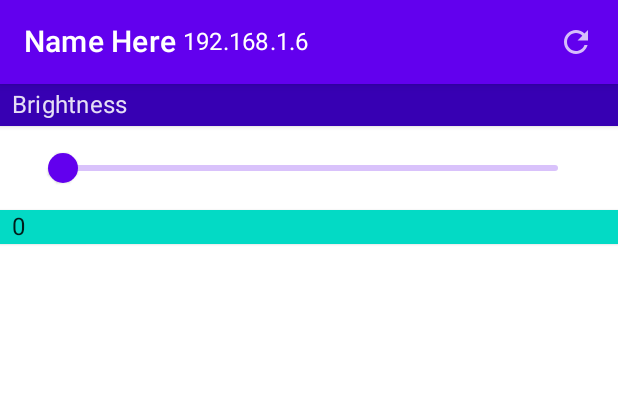
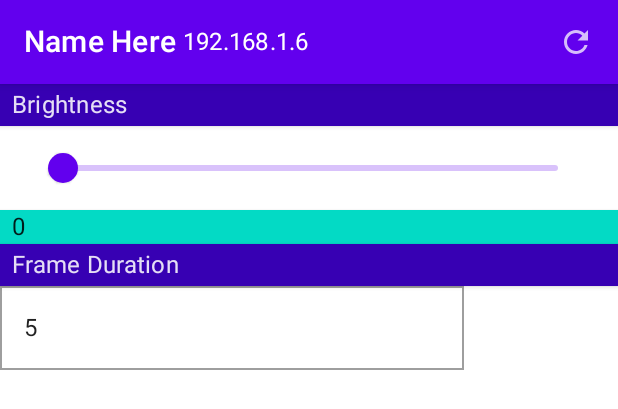
Before and after one commit to Kneelawk/LEDController1-Android, an Android app built with Jetpack Compose: the @Preview function DefaultPreview, on a phone screen of 412 x 824 dp. Shown: the top 409 px of the screen. Run offline under Robolectric (Android 15) with nearby library versions, the phone set to English and light mode, and no system bars; missing, so only their content is drawn: CompositionLocalProvider, ProvideTextStyle; network calls fail; 3 statements that could not run were skipped.

Commit message:
Add Frame Duration control

```diff
--- a/app/src/main/kotlin/com/kneelawk/ledcontroller1/ESPLEDSActivity.kt
+++ b/app/src/main/kotlin/com/kneelawk/ledcontroller1/ESPLEDSActivity.kt
@@ -20,6 +20,8 @@ import kotlinx.coroutines.launch
 import java.time.Instant
 
 const val ESPLEDS_MESSAGE = "com.kneelawk.ledcontroller1.ESPLEDS_MESSAGE"
+
+private const val ESPLEDSA_TAG = "ESPLEDSActivity"
 
 class ESPLEDSActivity : ComponentActivity() {
     override fun onCreate(savedInstanceState: Bundle?) {
@@ -56,10 +58,17 @@ fun ESPControlView(esp: ESPLEDS) {
         Conflator<Int>(scope, Dispatchers.IO) {
             val res = esp.putBrightness(it)
             if (res.isFailure) {
-                Log.w(
-                    "ESPLEDSActivity",
-                    "Error setting brightness: ${res.exceptionOrNull()}"
-                )
+                Log.w(ESPLEDSA_TAG, "Error setting brightness: ${res.exceptionOrNull()}")
+            }
+        }
+    }
+
+    var frameDuration by remember { mutableStateOf(5) }
+    val frameDurationConflator = remember {
+        Conflator<Int>(scope, Dispatchers.IO) {
+            val res = esp.putFrameDuration(it)
+            if (res.isFailure) {
+                Log.w(ESPLEDSA_TAG, "Error setting frame duration: ${res.exceptionOrNull()}")
             }
         }
     }
@@ -67,6 +76,7 @@ fun ESPControlView(esp: ESPLEDS) {
     suspend fun refresh() {
         refreshing = true
         brightness = esp.getBrightness().getOrDefault(0)
+        frameDuration = esp.getFrameDuration().getOrDefault(5)
         refreshing = false
     }
 
@@ -139,6 +149,29 @@ fun ESPControlView(esp: ESPLEDS) {
                     modifier = Modifier.padding(horizontal = 8.dp, vertical = 2.dp)
                 )
             }
+
+            Surface(
+                modifier = Modifier.fillMaxWidth(),
+                color = MaterialTheme.colors.primaryVariant,
+                elevation = 2.dp
+            ) {
+                Text(
+                    text = "Frame Duration",
+                    style = MaterialTheme.typography.subtitle1,
+                    modifier = Modifier.padding(horizontal = 8.dp, vertical = 2.dp)
+                )
+            }
+
+            Spinner(
+                value = frameDuration,
+                onValueChange = {
+                    frameDuration = it
+                    frameDurationConflator.send(frameDuration)
+                },
+                minValue = 5,
+                maxValue = 1000,
+                enabled = !refreshing
+            )
         }
     }
 
--- /dev/null
+++ b/app/src/main/kotlin/com/kneelawk/ledcontroller1/Widgets.kt
@@ -0,0 +1,194 @@
+package com.kneelawk.ledcontroller1
+
+import androidx.compose.foundation.BorderStroke
+import androidx.compose.foundation.interaction.MutableInteractionSource
+import androidx.compose.foundation.layout.*
+import androidx.compose.foundation.text.KeyboardActions
+import androidx.compose.foundation.text.KeyboardOptions
+import androidx.compose.material.*
+import androidx.compose.material.ripple.rememberRipple
+import androidx.compose.runtime.*
+import androidx.compose.ui.Alignment
+import androidx.compose.ui.Modifier
+import androidx.compose.ui.graphics.RectangleShape
+import androidx.compose.ui.graphics.Shape
+import androidx.compose.ui.semantics.Role
+import androidx.compose.ui.text.input.ImeAction
+import androidx.compose.ui.text.input.KeyboardType
+import androidx.compose.ui.tooling.preview.Preview
+import androidx.compose.ui.unit.dp
+import com.kneelawk.ledcontroller1.ui.theme.LEDController1Theme
+
+private data class Wrapper<T>(var value: T)
+
+@Composable
+fun Spinner(
+    value: Int,
+    onValueChange: (Int) -> Unit,
+    minValue: Int,
+    maxValue: Int,
+    enabled: Boolean = true
+) {
+    val keepValues = remember { Wrapper(false) }
+    var curValue by remember { mutableStateOf(value) }
+    var curText by remember { mutableStateOf(value.toString()) }
+
+    if (keepValues.value) {
+        keepValues.value = false
+    } else {
+        curValue = value
+        curText = value.toString()
+    }
+
+    Row(modifier = Modifier.height(IntrinsicSize.Min)) {
+        OutlinedTextField(
+            value = curText,
+            onValueChange = {
+                // Changing curText causes a recompose but we don't want to recalculate curText
+                keepValues.value = true
+                curText = it
+            },
+            keyboardOptions = KeyboardOptions(
+                keyboardType = KeyboardType.Number,
+                imeAction = ImeAction.Done
+            ),
+            keyboardActions = KeyboardActions {
+                var newValue = curValue
+                try {
+                    newValue = curText.toInt()
+                } catch (e: NumberFormatException) {
+                }
+
+                curValue = newValue.coerceIn(minValue, maxValue)
+                curText = curValue.toString()
+
+                onValueChange(curValue)
+            },
+            shape = RectangleShape,
+            enabled = enabled,
+            modifier = Modifier.fillMaxWidth(0.75F),
+            singleLine = true
+        )
+
+        Column(
+            modifier = Modifier
+                .fillMaxHeight()
+                .fillMaxWidth(0.5F)
+        ) {
+            SmallButton(
+                onClick = {
+                    curValue = (curValue + 1).coerceAtMost(maxValue)
+                    curText = curValue.toString()
+                    onValueChange(curValue)
+                },
+                contentPadding = PaddingValues(0.dp),
+                shape = RectangleShape,
+                modifier = Modifier.fillMaxHeight(0.5F),
+                enabled = enabled
+            ) {
+                Text("+1")
+            }
+            SmallButton(
+                onClick = {
+                    curValue = (curValue - 1).coerceAtLeast(minValue)
+                    curText = curValue.toString()
+                    onValueChange(curValue)
+                },
+                contentPadding = PaddingValues(0.dp),
+                shape = RectangleShape,
+                modifier = Modifier.fillMaxHeight(),
+                enabled = enabled
+            ) {
+                Text("-1")
+            }
+        }
+
+        Column(
+            modifier = Modifier
+                .fillMaxHeight()
+                .fillMaxWidth()
+        ) {
+            SmallButton(
+                onClick = {
+                    curValue = (curValue + 10).coerceAtMost(maxValue)
+                    curText = curValue.toString()
+                    onValueChange(curValue)
+                },
+                contentPadding = PaddingValues(0.dp),
+                shape = RectangleShape,
+                modifier = Modifier.fillMaxHeight(0.5F),
+                enabled = enabled
+            ) {
+                Text("+10")
+            }
+            SmallButton(
+                onClick = {
+                    curValue = (curValue - 10).coerceAtLeast(minValue)
+                    curText = curValue.toString()
+                    onValueChange(curValue)
+                },
+                contentPadding = PaddingValues(0.dp),
+                shape = RectangleShape,
+                modifier = Modifier.fillMaxHeight(),
+                enabled = enabled
+            ) {
+                Text("-10")
+            }
+        }
+    }
+}
+
+@OptIn(ExperimentalMaterialApi::class)
+@Composable
+fun SmallButton(
+    onClick: () -> Unit,
+    modifier: Modifier = Modifier,
+    enabled: Boolean = true,
+    interactionSource: MutableInteractionSource = remember { MutableInteractionSource() },
+    elevation: ButtonElevation? = ButtonDefaults.elevation(),
+    shape: Shape = MaterialTheme.shapes.small,
+    border: BorderStroke? = null,
+    colors: ButtonColors = ButtonDefaults.buttonColors(),
+    contentPadding: PaddingValues = ButtonDefaults.ContentPadding,
+    content: @Composable RowScope.() -> Unit
+) {
+    val contentColor by colors.contentColor(enabled)
+    Surface(
+        modifier = modifier,
+        shape = shape,
+        color = colors.backgroundColor(enabled).value,
+        contentColor = contentColor.copy(alpha = 1f),
+        border = border,
+        elevation = elevation?.elevation(enabled, interactionSource)?.value ?: 0.dp,
+        onClick = onClick,
+        enabled = enabled,
+        role = Role.Button,
+        interactionSource = interactionSource,
+        indication = rememberRipple()
+    ) {
+        CompositionLocalProvider(LocalContentAlpha provides contentColor.alpha) {
+            ProvideTextStyle(
+                value = MaterialTheme.typography.button
+            ) {
+                Row(
+                    Modifier
+                        .defaultMinSize(
+                            minWidth = ButtonDefaults.MinWidth
+                        )
+                        .padding(contentPadding),
+                    horizontalArrangement = Arrangement.Center,
+                    verticalAlignment = Alignment.CenterVertically,
+                    content = content
+                )
+            }
+        }
+    }
+}
+
+@Composable
+@Preview(showBackground = true)
+fun SpinnerPreview() {
+    LEDController1Theme {
+        Spinner(value = 20, onValueChange = {}, 5, 10000)
+    }
+}
```
Also changed, not shown: app/src/main/kotlin/com/kneelawk/ledcontroller1/ESPLEDS.kt (+47 -8 lines).
